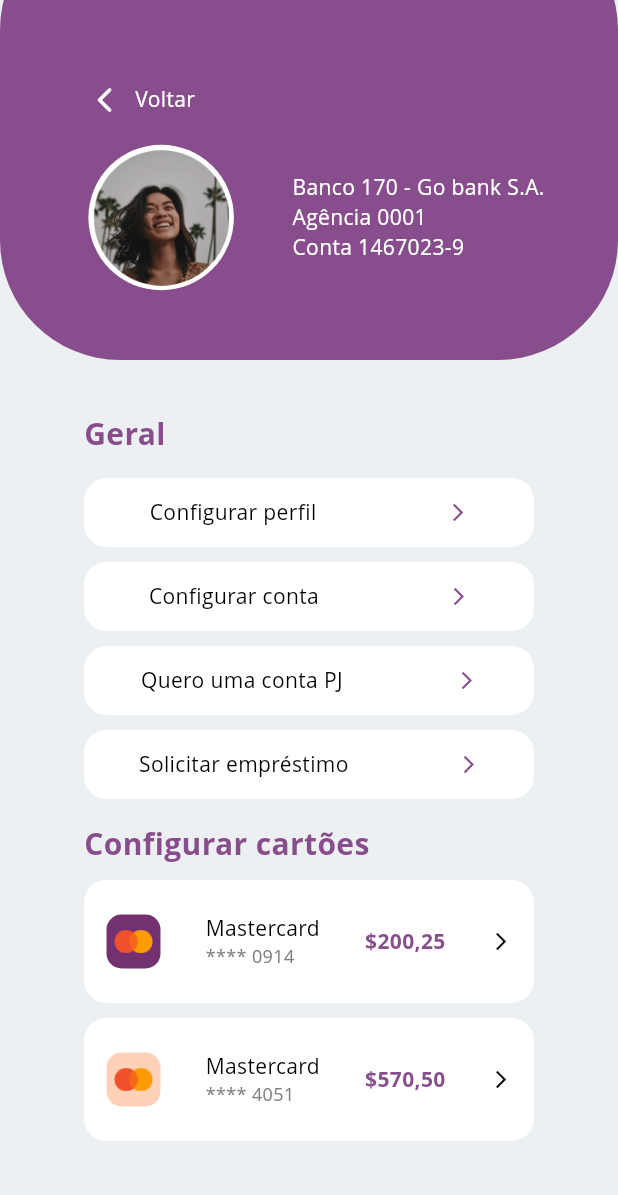
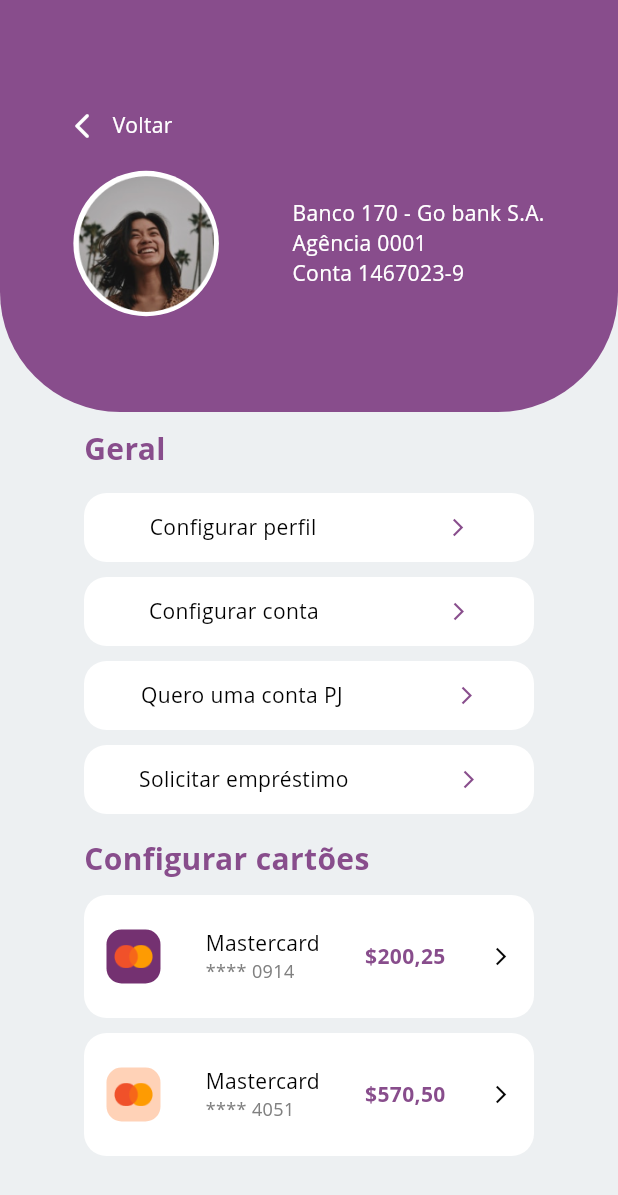
Before and after one commit to rafaela-moura/go_Bank, a Flutter app: the ProfileView screen opened by its route, on a phone screen of 412 x 824 dp. Shown: the top 1195 px of the screen. Run offline on Flutter 3.47's test engine with Material 2 defaults, Android fonts, the phone set to English and light mode, and no system bars; our stand-ins replace flutter_svg; Roboto replaces fonts that are missing (Open Sans).

Commit message:
Atualizações

```diff
--- a/lib/view/current_view.dart
+++ b/lib/view/current_view.dart
@@ -119,7 +119,7 @@ class _CurrentViewState extends State<CurrentView> {
               height: 607,
               color: AppPalette.white1,
               child: buildCurrent(),
-            )
+            ),
           ],
         ),
       ),
--- a/lib/view/profile_view.dart
+++ b/lib/view/profile_view.dart
@@ -14,71 +14,21 @@ class _ProfileViewState extends State<ProfileView> {
   Widget build(BuildContext context) {
     return Scaffold(
       backgroundColor: AppPalette.white1,
-      body: Stack(children: [
-        Positioned(
-            top: MediaQuery.of(context).size.width/1.5,
-            left: 30,
-            right: 30,
-            child: Center(
-              child: Column(
-                crossAxisAlignment: CrossAxisAlignment.start,
-                mainAxisAlignment: MainAxisAlignment.center,
-                children: [
-                  const Text(
-                    "Geral",
-                    style: TextStyle(
-                        color: AppPalette.primary,
-                        fontSize: 20,
-                        fontWeight: FontWeight.bold),
-                  ),
-                  const SizedBox(
-                    height: 15,
-                  ),
-                  buildConfigure("Configurar perfil"),
-                  const SizedBox(
-                    height: 10,
-                  ),
-                  buildConfigure("Configurar conta"),
-                  const SizedBox(
-                    height: 10,
-                  ),
-                  buildConfigure("Quero uma conta PJ"),
-                  const SizedBox(
-                    height: 10,
-                  ),
-                  buildConfigure("Solicitar empréstimo"),
-                  const SizedBox(
-                    height: 15,
-                  ),
-                  const Text(
-                    "Configurar cartões",
-                    style: TextStyle(
-                        color: AppPalette.primary,
-                        fontSize: 20,
-                        fontWeight: FontWeight.bold),
-                  ),
-                  const SizedBox(
-                    height: 10,
-                  ),
-                  buildConfigureCard(AppPalette.purple, "\$200,25", "0914"),
-                  const SizedBox(
-                    height: 10,
-                  ),
-                  buildConfigureCard(AppPalette.pinklight, "\$570,50", "4051")
-                ],
-              ),
-            )),
-        Positioned(
-          top: -60,
-          child: Container(
-              width: MediaQuery.of(context).size.width,
-              height: 300,
-              decoration: BoxDecoration(
-                borderRadius: BorderRadius.circular(80),
-                color: AppPalette.primary,
-              ),
-              child: Padding(
-                padding: const EdgeInsets.only(top: 80, left: 20, right: 10),
+      body: SingleChildScrollView(
+        child: Center(
+          child: Column(
+            crossAxisAlignment: CrossAxisAlignment.start,
+            mainAxisAlignment: MainAxisAlignment.center,
+            children: [
+              Container(
+                width: MediaQuery.of(context).size.width,
+                height: MediaQuery.of(context).size.height / 3,
+                decoration: BoxDecoration(
+                  borderRadius: BorderRadius.only(
+                      bottomLeft: Radius.circular(80),
+                      bottomRight: Radius.circular(80)),
+                  color: AppPalette.primary,
+                ),
                 child: Column(
                   mainAxisAlignment: MainAxisAlignment.center,
                   children: [
@@ -87,12 +37,14 @@ class _ProfileViewState extends State<ProfileView> {
                         Navigator.pushReplacementNamed(context, RoutesApp.HOME);
                       },
                       child: const Padding(
-                        padding: EdgeInsets.only(left: 40,bottom: 10),
+                        padding: EdgeInsets.only(left: 45, bottom: 10, top: 20),
                         child: Row(
                           children: [
                             Icon(Icons.arrow_back_ios_rounded,
                                 color: AppPalette.white, size: 20),
-                            SizedBox(width: 10,),
+                            SizedBox(
+                              width: 10,
+                            ),
                             Text("Voltar",
                                 style: TextStyle(
                                     color: AppPalette.white, fontSize: 14)),
@@ -110,7 +62,7 @@ class _ProfileViewState extends State<ProfileView> {
                         Container(
                           height: 97,
                           width: 97,
-                          padding: const EdgeInsets.all(8-5),
+                          padding: const EdgeInsets.all(8 - 5),
                           decoration: BoxDecoration(
                             borderRadius: BorderRadius.circular(75),
                             color: AppPalette.white,
@@ -146,9 +98,64 @@ class _ProfileViewState extends State<ProfileView> {
                   ],
                 ),
               ),
-            ),
+              SizedBox(
+                height: 10,
+              ),
+              Center(
+                child: Column(
+                  crossAxisAlignment: CrossAxisAlignment.start,
+                  children: [
+                    const Text(
+                      "Geral",
+                      style: TextStyle(
+                          color: AppPalette.primary,
+                          fontSize: 20,
+                          fontWeight: FontWeight.bold),
+                    ),
+                    const SizedBox(
+                      height: 15,
+                    ),
+                    buildConfigure("Configurar perfil"),
+                    const SizedBox(
+                      height: 10,
+                    ),
+                    buildConfigure("Configurar conta"),
+                    const SizedBox(
+                      height: 10,
+                    ),
+                    buildConfigure("Quero uma conta PJ"),
+                    const SizedBox(
+                      height: 10,
+                    ),
+                    buildConfigure("Solicitar empréstimo"),
+                    const SizedBox(
+                      height: 15,
+                    ),
+                    const Text(
+                      "Configurar cartões",
+                      style: TextStyle(
+                          color: AppPalette.primary,
+                          fontSize: 20,
+                          fontWeight: FontWeight.bold),
+                    ),
+                    const SizedBox(
+                      height: 10,
+                    ),
+                    buildConfigureCard(AppPalette.purple, "\$200,25", "0914"),
+                    const SizedBox(
+                      height: 10,
+                    ),
+                    buildConfigureCard(AppPalette.pinklight, "\$570,50", "4051")
+                  ],
+                ),
+              ),
+              SizedBox(
+                height: 20,
+              )
+            ],
           ),
-      ]),
+        ),
+      ),
     );
   }
 
@@ -207,8 +214,8 @@ class _ProfileViewState extends State<ProfileView> {
         ),
         Text(
           text,
-          style:
-              const TextStyle(color: AppPalette.primary, fontWeight: FontWeight.bold),
+          style: const TextStyle(
+              color: AppPalette.primary, fontWeight: FontWeight.bold),
         ),
         const Icon(
           Icons.arrow_forward_ios,
```
